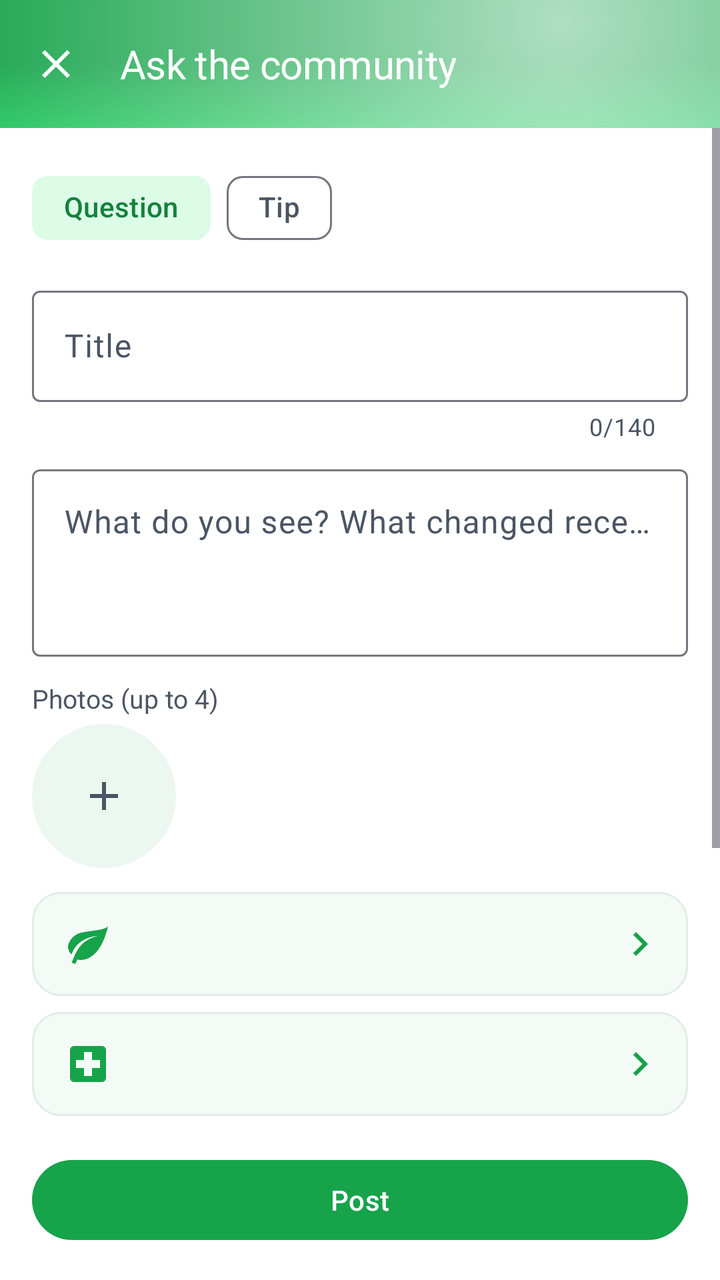
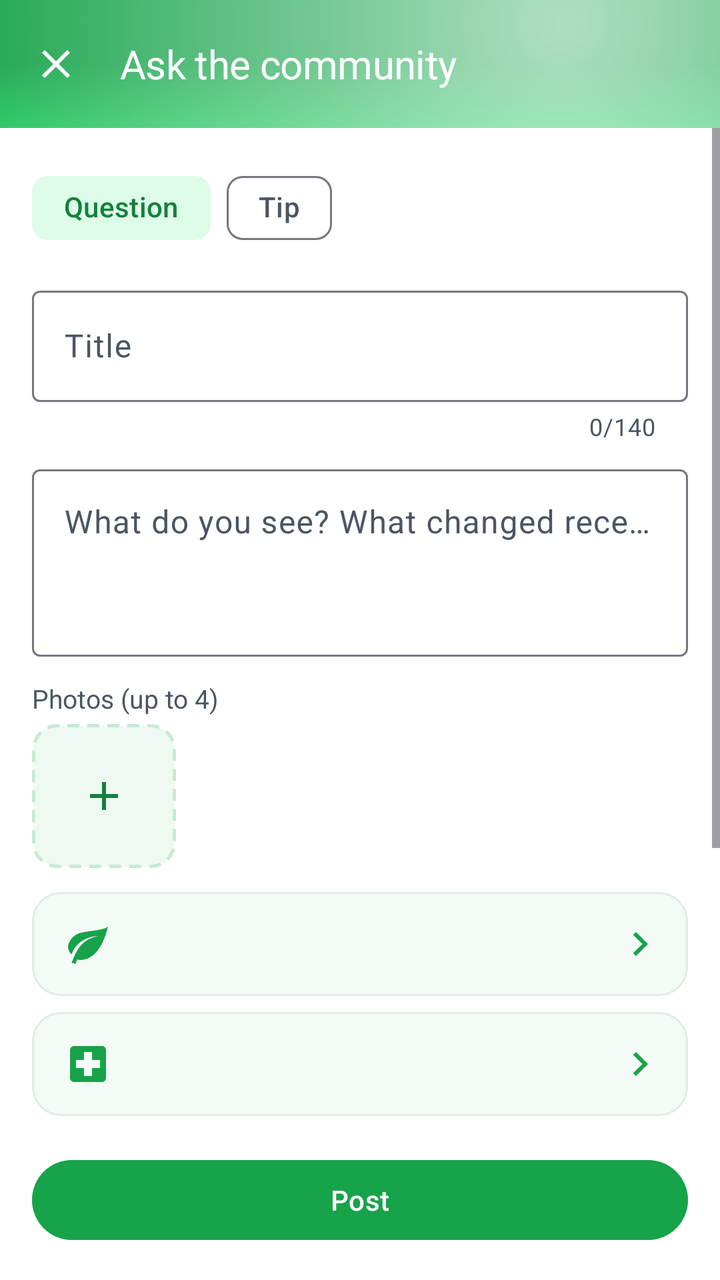

The first picture is an Android layout as it rendered before a commit; the second is the same layout after the commit. The layout source and the unified diff follow.
<!-- AndroidManifest.xml: application theme Theme.PlantDiseases -->
<!-- res/layout/activity_forum_compose.xml -->
<?xml version="1.0" encoding="utf-8"?>
<LinearLayout xmlns:android="http://schemas.android.com/apk/res/android"
    xmlns:app="http://schemas.android.com/apk/res-auto"
    android:layout_width="match_parent"
    android:layout_height="match_parent"
    android:background="@color/background"
    android:orientation="vertical">

    <com.google.android.material.appbar.AppBarLayout
        android:id="@+id/app_bar"
        android:layout_width="match_parent"
        android:layout_height="wrap_content"
        android:background="@drawable/bg_toolbar_gradient"
        app:elevation="0dp">

        <com.google.android.material.appbar.MaterialToolbar
            android:id="@+id/toolbar"
            android:layout_width="match_parent"
            android:layout_height="?attr/actionBarSize"
            android:background="@android:color/transparent"
            app:navigationIcon="@drawable/ic_close"
            app:navigationIconTint="@color/toolbar_title"
            app:title="@string/forum_compose_title"
            app:titleTextAppearance="@style/TextAppearance.App.Toolbar"
            app:titleTextColor="@color/toolbar_title" />

    </com.google.android.material.appbar.AppBarLayout>

    <ScrollView
        android:layout_width="match_parent"
        android:layout_height="0dp"
        android:layout_weight="1">

        <LinearLayout
            android:layout_width="match_parent"
            android:layout_height="wrap_content"
            android:orientation="vertical"
            android:padding="@dimen/space_lg">

            <com.google.android.material.chip.ChipGroup
                android:id="@+id/chip_kind"
                android:layout_width="match_parent"
                android:layout_height="wrap_content"
                app:chipSpacingHorizontal="@dimen/space_sm"
                app:selectionRequired="true"
                app:singleSelection="true">

                <com.google.android.material.chip.Chip
                    android:id="@+id/chip_question"
                    style="@style/Widget.Material3.Chip.Filter"
                    android:layout_width="wrap_content"
                    android:layout_height="wrap_content"
                    android:checked="true"
                    android:text="@string/forum_kind_question"
                    app:checkedIconEnabled="false"
                    app:chipBackgroundColor="@color/chip_bg_color" />

                <com.google.android.material.chip.Chip
                    android:id="@+id/chip_scan"
                    style="@style/Widget.Material3.Chip.Filter"
                    android:layout_width="wrap_content"
                    android:layout_height="wrap_content"
                    android:text="@string/forum_kind_scan"
                    android:visibility="gone"
                    app:checkedIconEnabled="false"
                    app:chipBackgroundColor="@color/chip_bg_color" />

                <com.google.android.material.chip.Chip
                    android:id="@+id/chip_recovery"
                    style="@style/Widget.Material3.Chip.Filter"
                    android:layout_width="wrap_content"
                    android:layout_height="wrap_content"
                    android:text="@string/forum_kind_recovery"
                    android:visibility="gone"
                    app:checkedIconEnabled="false"
                    app:chipBackgroundColor="@color/chip_bg_color" />

                <com.google.android.material.chip.Chip
                    android:id="@+id/chip_tip"
                    style="@style/Widget.Material3.Chip.Filter"
                    android:layout_width="wrap_content"
                    android:layout_height="wrap_content"
                    android:text="@string/forum_kind_tip"
                    app:checkedIconEnabled="false"
                    app:chipBackgroundColor="@color/chip_bg_color" />

            </com.google.android.material.chip.ChipGroup>

            <com.google.android.material.textfield.TextInputLayout
                android:id="@+id/til_title"
                style="@style/Widget.Material3.TextInputLayout.OutlinedBox"
                android:layout_width="match_parent"
                android:layout_height="wrap_content"
                android:layout_marginTop="@dimen/space_md"
                android:hint="@string/forum_field_title"
                app:counterEnabled="true"
                app:counterMaxLength="140">

                <com.google.android.material.textfield.TextInputEditText
                    android:id="@+id/et_title"
                    android:layout_width="match_parent"
                    android:layout_height="wrap_content"
                    android:inputType="textCapSentences"
                    android:maxLength="140" />

            </com.google.android.material.textfield.TextInputLayout>

            <com.google.android.material.textfield.TextInputLayout
                style="@style/Widget.Material3.TextInputLayout.OutlinedBox"
                android:layout_width="match_parent"
                android:layout_height="wrap_content"
                android:layout_marginTop="@dimen/space_sm"
                android:hint="@string/forum_field_body">

                <com.google.android.material.textfield.TextInputEditText
                    android:id="@+id/et_body"
                    android:layout_width="match_parent"
                    android:layout_height="wrap_content"
                    android:gravity="top"
                    android:inputType="textMultiLine|textCapSentences"
                    android:maxLength="4000"
                    android:minLines="3" />

            </com.google.android.material.textfield.TextInputLayout>

            <com.google.android.material.card.MaterialCardView
                android:id="@+id/card_similar"
                style="@style/App.GlassCard"
                android:layout_width="match_parent"
                android:layout_height="wrap_content"
                android:layout_marginTop="@dimen/space_sm"
                android:visibility="gone"
                app:cardBackgroundColor="@color/warning_amber_bg">

                <LinearLayout
                    android:layout_width="match_parent"
                    android:layout_height="wrap_content"
                    android:orientation="vertical">

                    <TextView
                        android:layout_width="match_parent"
                        android:layout_height="wrap_content"
                        android:drawablePadding="6dp"
                        android:fontFamily="sans-serif-medium"
                        android:text="@string/forum_similar_title"
                        android:textColor="@color/on_surface"
                        app:drawableStartCompat="@drawable/ic_search"
                        app:drawableTint="@color/warning_amber" />

                    <LinearLayout
                        android:id="@+id/ll_similar"
                        android:layout_width="match_parent"
                        android:layout_height="wrap_content"
                        android:orientation="vertical" />

                </LinearLayout>

            </com.google.android.material.card.MaterialCardView>

            <TextView
                android:id="@+id/tv_photos_label"
                android:layout_width="match_parent"
                android:layout_height="wrap_content"
                android:layout_marginTop="@dimen/space_md"
                android:text="@string/forum_field_photos"
                android:textColor="@color/on_surface_secondary"
                android:textSize="@dimen/text_body_sm" />

            <HorizontalScrollView
                android:id="@+id/photos_scroll"
                android:layout_width="match_parent"
                android:layout_height="wrap_content"
                android:layout_marginTop="@dimen/space_xs"
                android:scrollbars="none">

                <LinearLayout
                    android:id="@+id/ll_photos"
                    android:layout_width="wrap_content"
                    android:layout_height="wrap_content"
                    android:orientation="horizontal">

                    <ImageButton
                        android:id="@+id/btn_add_photo"
                        android:layout_width="@dimen/forum_compose_thumb"
                        android:layout_height="@dimen/forum_compose_thumb"
                        android:background="@drawable/bg_forum_badge"
                        android:contentDescription="@string/forum_add_photo"
                        android:src="@drawable/ic_add"
                        app:tint="@color/on_surface_secondary" />

                </LinearLayout>

            </HorizontalScrollView>

            <TextView
                android:id="@+id/tv_scan"
                style="@style/Forum.Badge"
                android:layout_width="wrap_content"
                android:layout_height="wrap_content"
                android:layout_marginTop="@dimen/space_sm"
                android:drawablePadding="6dp"
                android:textColor="@color/neutral_blue"
                android:visibility="gone"
                app:drawableStartCompat="@drawable/ic_sparkle"
                app:drawableTint="@color/neutral_blue" />

            <TextView
                android:id="@+id/tv_space"
                style="@style/Forum.PickerRow"
                android:layout_width="match_parent"
                android:layout_height="wrap_content"
                android:layout_marginTop="@dimen/space_md"
                app:drawableStartCompat="@drawable/ic_leaf" />

            <TextView
                android:id="@+id/tv_condition"
                style="@style/Forum.PickerRow"
                android:layout_width="match_parent"
                android:layout_height="wrap_content"
                android:layout_marginTop="@dimen/space_sm"
                app:drawableStartCompat="@drawable/ic_first_aid" />

            <com.google.android.material.textfield.TextInputLayout
                style="@style/Widget.Material3.TextInputLayout.OutlinedBox"
                android:layout_width="match_parent"
                android:layout_height="wrap_content"
                android:layout_marginTop="@dimen/space_sm"
                android:hint="@string/forum_field_species">

                <com.google.android.material.textfield.TextInputEditText
                    android:id="@+id/et_species"
                    android:layout_width="match_parent"
                    android:layout_height="wrap_content"
                    android:inputType="textCapWords"
                    android:maxLength="80" />

            </com.google.android.material.textfield.TextInputLayout>

            <com.google.android.material.materialswitch.MaterialSwitch
                android:id="@+id/switch_consent"
                android:layout_width="match_parent"
                android:layout_height="wrap_content"
                android:layout_marginTop="@dimen/space_md"
                android:checked="true"
                android:text="@string/forum_training_consent" />

            <TextView
                style="@style/Forum.Meta"
                android:layout_width="match_parent"
                android:layout_height="wrap_content"
                android:maxLines="4"
                android:text="@string/forum_training_consent_hint" />

        </LinearLayout>

    </ScrollView>

    <com.google.android.material.button.MaterialButton
        android:id="@+id/btn_post"
        style="@style/App.Button.Filled"
        android:layout_width="match_parent"
        android:layout_height="wrap_content"
        android:layout_margin="@dimen/space_lg"
        android:text="@string/forum_publish" />

</LinearLayout>
<!-- resources referenced by this layout -->
<resources>
  <color name="background">#FFFFFF</color>
  <color name="neutral_blue">#2563EB</color>
  <color name="on_surface">#052E16</color>
  <color name="on_surface_secondary">#4B5563</color>
  <color name="toolbar_title">#FFFFFF</color>
  <color name="warning_amber">#D97706</color>
  <color name="warning_amber_bg">#FEF3C7</color>
  <dimen name="forum_compose_thumb">72dp</dimen>
  <dimen name="space_lg">16dp</dimen>
  <dimen name="space_md">12dp</dimen>
  <dimen name="space_sm">8dp</dimen>
  <dimen name="space_xs">4dp</dimen>
  <dimen name="text_body_sm">13sp</dimen>
  <!-- drawable bg_forum_badge (drawable) -->
  <?xml version="1.0" encoding="utf-8"?>
  <shape xmlns:android="http://schemas.android.com/apk/res/android"
      android:shape="rectangle">
      <corners android:radius="999dp" />
      <solid android:color="@color/surface_container" />
  </shape>
  <string name="forum_add_photo">Add a photo</string>
  <string name="forum_compose_title">Ask the community</string>
  <string name="forum_field_body">What do you see? What changed recently?</string>
  <string name="forum_field_photos">Photos (up to 4)</string>
  <string name="forum_field_species">Plant (optional)</string>
  <string name="forum_field_title">Title</string>
  <string name="forum_kind_question">Question</string>
  <string name="forum_kind_recovery">Recovery update</string>
  <string name="forum_kind_scan">Scan</string>
  <string name="forum_kind_tip">Tip</string>
  <string name="forum_publish">Post</string>
  <string name="forum_similar_title">Similar questions already solved</string>
  <string name="forum_training_consent">Let PlantVision learn from these photos</string>
  <string name="forum_training_consent_hint">If the community agrees on a diagnosis, the photos help train the model. Location and camera details are removed. You can turn this off.</string>
  <style name="Forum.Badge" parent="">
          <item name="android:background">@drawable/bg_forum_badge</item>
          <item name="android:paddingStart">8dp</item>
          <item name="android:paddingEnd">8dp</item>
          <item name="android:paddingTop">2dp</item>
          <item name="android:paddingBottom">2dp</item>
          <item name="android:textSize">@dimen/text_caption</item>
          <item name="android:fontFamily">sans-serif-medium</item>
          <item name="android:maxLines">1</item>
      </style>
  <color name="surface_container">#ECF7F0</color>
  <color name="toolbar_top">#16A34A</color>
  <color name="gradient_mid">#16A34A</color>
  <color name="toolbar_bottom">#22C55E</color>
  <color name="glass_white_soft">#A6FFFFFF</color>
  <color name="primary">#16A34A</color>
  <color name="on_primary">#FFFFFF</color>
  <color name="primary_dark">#15803D</color>
  <style name="ShapeAppearance.App.Button" parent="ShapeAppearance.Material3.Corner.Large">
          <item name="cornerSize">24dp</item>
      </style>
  <dimen name="space_2xl">24dp</dimen>
  <dimen name="text_body">14sp</dimen>
  <dimen name="radius_lg">22dp</dimen>
  <dimen name="glass_stroke_width">1dp</dimen>
  <color name="card_stroke">#D1D5DB</color>
  <dimen name="text_caption">11sp</dimen>
  <dimen name="forum_text_meta">12sp</dimen>
  <dimen name="text_title">20sp</dimen>
  <color name="primary_light">#DCFCE7</color>
  <color name="secondary">#4ADE80</color>
  <color name="on_secondary">#052E16</color>
  <color name="surface">#FFFFFF</color>
  <color name="surface_variant">#F0FDF4</color>
  <color name="surface_container_low">#F4FBF6</color>
  <color name="surface_container_high">#F7FBF8</color>
  <color name="surface_container_highest">#EEF6F0</color>
  <color name="surface_container_lowest">#FFFFFF</color>
  <color name="forum_card_stroke">#E1ECE4</color>
  <!-- unchanged entries left out for length: 18 -->
</resources>

<!-- the commit's change to res/layout/activity_forum_compose.xml (unified diff, before → after) -->
@@ -183,10 +183,10 @@
                         android:id="@+id/btn_add_photo"
                         android:layout_width="@dimen/forum_compose_thumb"
                         android:layout_height="@dimen/forum_compose_thumb"
-                        android:background="@drawable/bg_forum_badge"
+                        android:background="@drawable/bg_forum_add_photo"
                         android:contentDescription="@string/forum_add_photo"
                         android:src="@drawable/ic_add"
-                        app:tint="@color/on_surface_secondary" />
+                        app:tint="@color/forum_ai_fg" />
 
                 </LinearLayout>
 
@@ -194,15 +194,22 @@
 
             <TextView
                 android:id="@+id/tv_scan"
-                style="@style/Forum.Badge"
                 android:layout_width="wrap_content"
                 android:layout_height="wrap_content"
-                android:layout_marginTop="@dimen/space_sm"
+                android:layout_marginTop="@dimen/space_md"
+                android:background="@drawable/bg_forum_ai_chip"
                 android:drawablePadding="6dp"
-                android:textColor="@color/neutral_blue"
+                android:ellipsize="end"
+                android:fontFamily="sans-serif-medium"
+                android:gravity="center_vertical"
+                android:maxLines="1"
+                android:paddingHorizontal="12dp"
+                android:paddingVertical="7dp"
+                android:textColor="@color/forum_ai_fg"
+                android:textSize="@dimen/text_body_sm"
                 android:visibility="gone"
                 app:drawableStartCompat="@drawable/ic_sparkle"
-                app:drawableTint="@color/neutral_blue" />
+                app:drawableTint="@color/forum_ai_fg" />
 
             <TextView
                 android:id="@+id/tv_space"
<!-- resource entries referenced after the edit -->
@@ -1,7 +1,7 @@
 <!-- resources referenced by this layout -->
 <resources>
   <color name="background">#FFFFFF</color>
-  <color name="neutral_blue">#2563EB</color>
+  <color name="forum_ai_fg">#15803D</color>
   <color name="on_surface">#052E16</color>
   <color name="on_surface_secondary">#4B5563</color>
   <color name="toolbar_title">#FFFFFF</color>
@@ -13,12 +13,31 @@
   <dimen name="space_sm">8dp</dimen>
   <dimen name="space_xs">4dp</dimen>
   <dimen name="text_body_sm">13sp</dimen>
-  <!-- drawable bg_forum_badge (drawable) -->
+  <!-- drawable bg_forum_add_photo (drawable) -->
+  <?xml version="1.0" encoding="utf-8"?>
+  <ripple xmlns:android="http://schemas.android.com/apk/res/android"
+      android:color="@color/forum_ai_stroke">
+      <item>
+          <shape android:shape="rectangle">
+              <corners android:radius="12dp" />
+              <solid android:color="@color/forum_ai_bg" />
+              <stroke
+                  android:width="1.5dp"
+                  android:color="@color/forum_ai_stroke"
+                  android:dashWidth="6dp"
+                  android:dashGap="4dp" />
+          </shape>
+      </item>
+  </ripple>
+  <!-- drawable bg_forum_ai_chip (drawable) -->
   <?xml version="1.0" encoding="utf-8"?>
   <shape xmlns:android="http://schemas.android.com/apk/res/android"
       android:shape="rectangle">
       <corners android:radius="999dp" />
-      <solid android:color="@color/surface_container" />
+      <solid android:color="@color/forum_ai_bg" />
+      <stroke
+          android:width="1dp"
+          android:color="@color/forum_ai_stroke" />
   </shape>
   <string name="forum_add_photo">Add a photo</string>
   <string name="forum_compose_title">Ask the community</string>
@@ -34,16 +53,8 @@
   <string name="forum_similar_title">Similar questions already solved</string>
   <string name="forum_training_consent">Let PlantVision learn from these photos</string>
   <string name="forum_training_consent_hint">If the community agrees on a diagnosis, the photos help train the model. Location and camera details are removed. You can turn this off.</string>
-  <style name="Forum.Badge" parent="">
-          <item name="android:background">@drawable/bg_forum_badge</item>
-          <item name="android:paddingStart">8dp</item>
-          <item name="android:paddingEnd">8dp</item>
-          <item name="android:paddingTop">2dp</item>
-          <item name="android:paddingBottom">2dp</item>
-          <item name="android:textSize">@dimen/text_caption</item>
-          <item name="android:fontFamily">sans-serif-medium</item>
-          <item name="android:maxLines">1</item>
-      </style>
+  <color name="forum_ai_stroke">#C6EBD3</color>
+  <color name="forum_ai_bg">#EEF9F2</color>
   <color name="surface_container">#ECF7F0</color>
   <color name="toolbar_top">#16A34A</color>
   <color name="gradient_mid">#16A34A</color>
@@ -60,7 +71,6 @@
   <dimen name="radius_lg">22dp</dimen>
   <dimen name="glass_stroke_width">1dp</dimen>
   <color name="card_stroke">#D1D5DB</color>
-  <dimen name="text_caption">11sp</dimen>
   <dimen name="forum_text_meta">12sp</dimen>
   <dimen name="text_title">20sp</dimen>
   <color name="primary_light">#DCFCE7</color>
